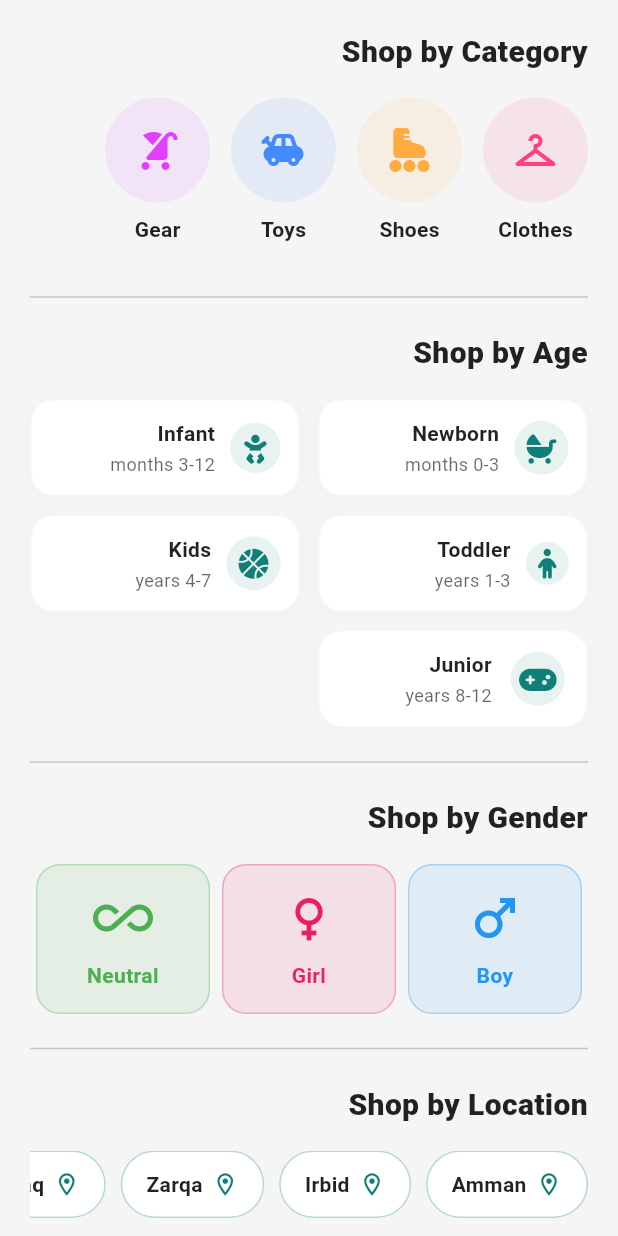
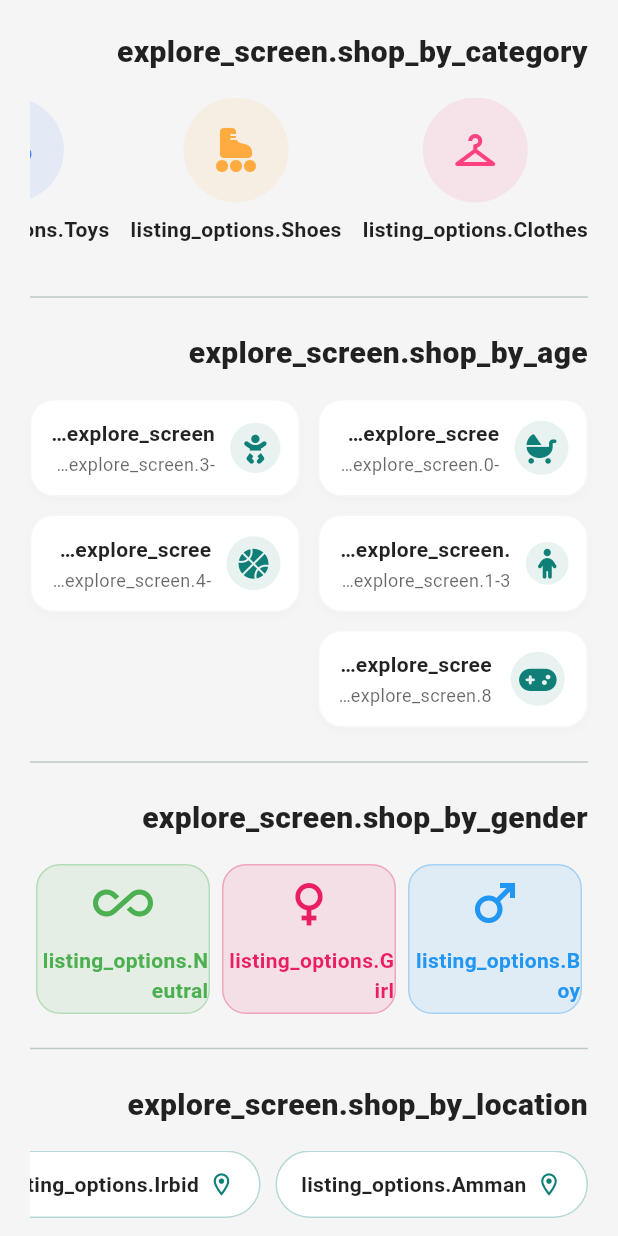
Before and after one commit to AlaaQtishat/kids_loop, a Flutter app: the ExploreScreen screen opened directly, on a phone screen of 412 x 824 dp. Run offline on Flutter 3.47's test engine with Material 3 defaults, Android fonts, the phone set to English and light mode, and no system bars; our stand-ins replace cloud_firestore, easy_localization, firebase_auth, firebase_core, font_awesome_flutter, image_picker and 1 more; missing offline and left inert: onesignal_flutter; accounts and stored records are empty; generated files the repository leaves out were written again.

Commit message:
added the localizations in both the explore and filtered products.

```diff
--- a/lib/bottom_navigation_pages/explore_screen/explore_screen.dart
+++ b/lib/bottom_navigation_pages/explore_screen/explore_screen.dart
@@ -1,3 +1,4 @@
+import 'package:easy_localization/easy_localization.dart';
 import 'package:flutter/material.dart';
 import 'package:kids_loop/bottom_navigation_pages/explore_screen/filtered_products_screen.dart';
 import 'package:kids_loop/managers/theme_manager.dart';
@@ -21,7 +22,7 @@ class ExploreScreen extends StatelessWidget {
   final List<Map<String, dynamic>> _ageGroupsData = [
     {
       "dbValue": "Newborn (0-3m)",
-      "title": "Newborn",
+      "title": "Newborn (0-3m)",
       "subtitle": "0-3 months",
       "icon": FontAwesomeIcons.babyCarriage,
     },
@@ -83,7 +84,7 @@ class ExploreScreen extends StatelessWidget {
         child: Column(
           crossAxisAlignment: CrossAxisAlignment.start,
           children: [
-            _buildSectionTitle("Shop by Category"),
+            _buildSectionTitle("explore_screen.shop_by_category".tr()),
             const SizedBox(height: 16),
             SizedBox(
               height: 110,
@@ -113,7 +114,7 @@ class ExploreScreen extends StatelessWidget {
                         ),
                         const SizedBox(height: 8),
                         Text(
-                          cat["name"],
+                          "listing_options.${cat["name"]}".tr(),
                           style: const TextStyle(fontWeight: FontWeight.w600),
                         ),
                       ],
@@ -126,7 +127,7 @@ class ExploreScreen extends StatelessWidget {
             Divider(),
             const SizedBox(height: 15),
 
-            _buildSectionTitle("Shop by Age"),
+            _buildSectionTitle("explore_screen.shop_by_age".tr()),
             const SizedBox(height: 16),
             Wrap(
               spacing: 12,
@@ -178,7 +179,7 @@ class ExploreScreen extends StatelessWidget {
                             crossAxisAlignment: CrossAxisAlignment.start,
                             children: [
                               Text(
-                                age["title"],
+                                "explore_screen.${age["title"]}".tr(),
                                 style: TextStyle(
                                   fontWeight: FontWeight.bold,
                                   fontSize: 14,
@@ -189,7 +190,7 @@ class ExploreScreen extends StatelessWidget {
                               ),
                               const SizedBox(height: 2),
                               Text(
-                                age["subtitle"],
+                                "explore_screen.${age["subtitle"]}".tr(),
                                 style: TextStyle(
                                   fontSize: 12,
                                   color: theme.hintColor,
@@ -209,7 +210,7 @@ class ExploreScreen extends StatelessWidget {
             const SizedBox(height: 15),
             Divider(),
             const SizedBox(height: 15),
-            _buildSectionTitle("Shop by Gender"),
+            _buildSectionTitle("explore_screen.shop_by_gender".tr()),
             const SizedBox(height: 16),
             Row(
               children: _genders.map((gender) {
@@ -237,7 +238,7 @@ class ExploreScreen extends StatelessWidget {
                           ),
                           const SizedBox(height: 8),
                           Text(
-                            gender["name"],
+                            "listing_options.${gender["name"]}".tr(),
                             style: TextStyle(
                               fontWeight: FontWeight.bold,
                               color: gender["color"],
@@ -253,7 +254,7 @@ class ExploreScreen extends StatelessWidget {
             const SizedBox(height: 15),
             Divider(),
             const SizedBox(height: 15),
-            _buildSectionTitle("Shop by Location"),
+            _buildSectionTitle("explore_screen.shop_by_location".tr()),
             const SizedBox(height: 16),
             SizedBox(
               height: 45,
@@ -284,7 +285,7 @@ class ExploreScreen extends StatelessWidget {
                           ),
                           const SizedBox(width: 6),
                           Text(
-                            loc,
+                            "listing_options.$loc".tr(),
                             style: TextStyle(
                               fontWeight: FontWeight.w600,
                               color: theme.textTheme.bodyLarge?.color,
--- a/lib/bottom_navigation_pages/explore_screen/filtered_products_screen.dart
+++ b/lib/bottom_navigation_pages/explore_screen/filtered_products_screen.dart
@@ -1,13 +1,12 @@
 import 'package:cloud_firestore/cloud_firestore.dart';
+import 'package:easy_localization/easy_localization.dart';
 import 'package:flutter/material.dart';
 import 'package:kids_loop/managers/theme_manager.dart';
-
-import '../../feature_screens/product_details_screen.dart';
+import 'package:kids_loop/bottom_navigation_pages/home_screen/product_details_screen.dart';
 
 class FilteredProductsScreen extends StatelessWidget {
   final String filterField;
   final String filterValue;
-
   const FilteredProductsScreen({
     super.key,
     required this.filterField,
@@ -17,11 +16,10 @@ class FilteredProductsScreen extends StatelessWidget {
   @override
   Widget build(BuildContext context) {
     final theme = Theme.of(context);
-
     return Scaffold(
       appBar: AppBar(
         title: Text(
-          filterValue,
+          "listing_options.$filterValue".tr(),
           style: const TextStyle(
             fontWeight: FontWeight.bold,
             color: ThemeManager.primaryTeal,
@@ -37,6 +35,7 @@ class FilteredProductsScreen extends StatelessWidget {
             .where(filterField, isEqualTo: filterValue)
             .orderBy("createdAt", descending: true)
             .snapshots(),
+
         builder: (context, snapshot) {
           if (snapshot.connectionState == ConnectionState.waiting) {
             return const Center(
@@ -45,21 +44,31 @@ class FilteredProductsScreen extends StatelessWidget {
           }
 
           if (snapshot.hasError) {
-            return Center(child: Text("Error: ${snapshot.error}"));
+            return Center(
+              child: Text(
+                "${'filtered_products_screen.error'.tr()}${snapshot.error}",
+              ),
+            );
           }
 
           if (!snapshot.hasData || snapshot.data!.docs.isEmpty) {
             return Center(
               child: Column(
                 mainAxisAlignment: MainAxisAlignment.center,
+
                 children: [
                   Icon(Icons.search_off, size: 80, color: theme.hintColor),
+
                   const SizedBox(height: 16),
+
                   Text(
-                    "No items found for '$filterValue'",
+                    "${'filtered_products_screen.no_items_found'.tr()} '${"listing_options.$filterValue".tr()}'",
+
                     style: TextStyle(
                       fontSize: 18,
+
                       color: theme.hintColor,
+
                       fontWeight: FontWeight.bold,
                     ),
                   ),
@@ -78,16 +87,16 @@ class FilteredProductsScreen extends StatelessWidget {
               crossAxisSpacing: 16,
               mainAxisSpacing: 16,
             ),
+
             itemCount: products.length,
             itemBuilder: (context, index) {
               final doc = products[index];
               final data = doc.data() as Map<String, dynamic>;
-
-              final String title = data['title'] ?? 'No Title';
+              final String title =
+                  data['title'] ?? 'filtered_products_screen.no_title'.tr();
               final String price = data['price']?.toString() ?? '0.0';
               final List images = data['images'] ?? [];
               final String imageUrl = images.isNotEmpty ? images[0] : "";
-
               return GestureDetector(
                 onTap: () {
                   Navigator.push(
@@ -98,6 +107,7 @@ class FilteredProductsScreen extends StatelessWidget {
                     ),
                   );
                 },
+
                 child: Container(
                   decoration: BoxDecoration(
                     color: theme.cardColor,
@@ -110,6 +120,7 @@ class FilteredProductsScreen extends StatelessWidget {
                       ),
                     ],
                   ),
+
                   child: Column(
                     crossAxisAlignment: CrossAxisAlignment.start,
                     children: [
@@ -149,7 +160,7 @@ class FilteredProductsScreen extends StatelessWidget {
                             ),
                             const SizedBox(height: 4),
                             Text(
-                              "$price JOD",
+                              "$price ${'filtered_products_screen.currency'.tr()}",
                               style: const TextStyle(
                                 color: ThemeManager.primaryYellow,
                                 fontWeight: FontWeight.w900,
```
